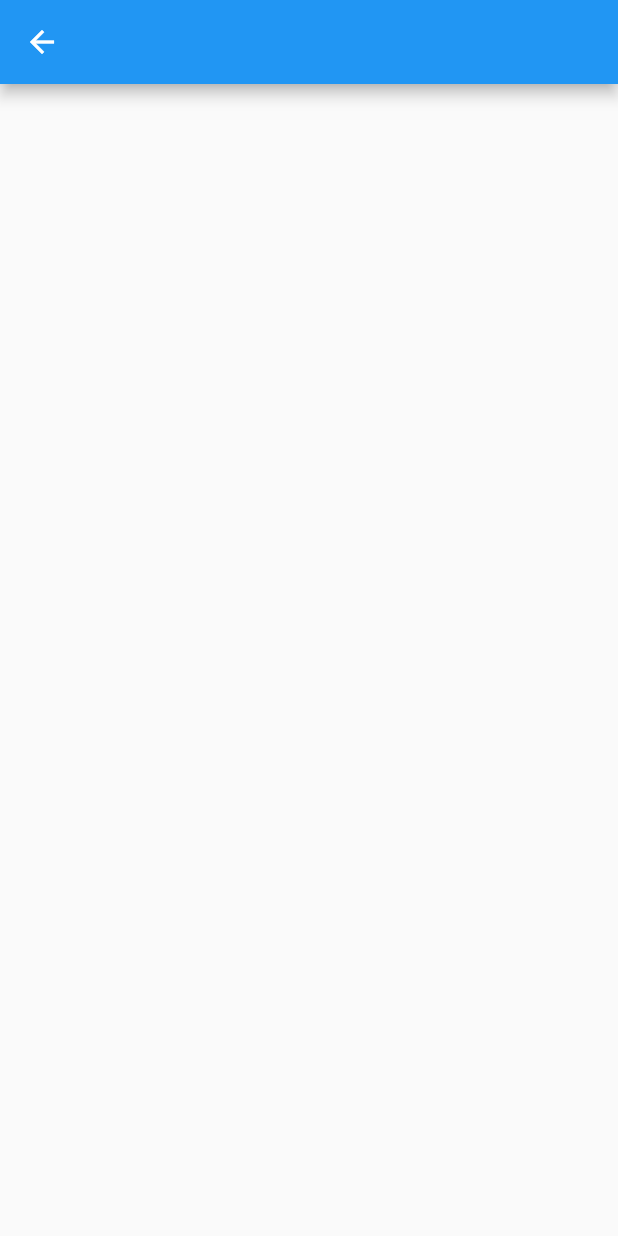
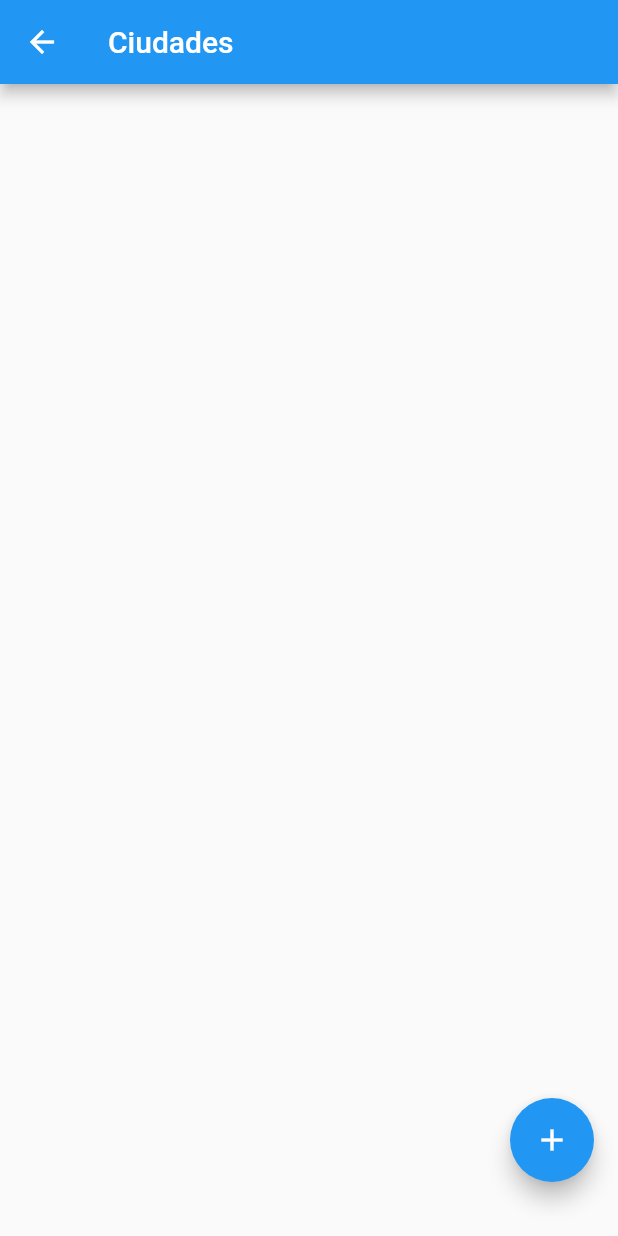
Before and after one commit to Angel-CO/flutter_clima, a Flutter app: the CitiesScreem screen opened directly, on a phone screen of 412 x 824 dp. Run offline on Flutter 3.47's test engine with Material 2 defaults, Android fonts, the phone set to English and light mode, and no system bars.

Commit message:
Actions actualizados

```diff
--- a/lib/screen/cities_screen.dart
+++ b/lib/screen/cities_screen.dart
@@ -4,7 +4,48 @@ class CitiesScreem extends  StatelessWidget{
   @override
   Widget build(BuildContext context){
     return Scaffold(
-      appBar: AppBar(),
+      appBar: AppBar(
+        title: Text('Ciudades'),
+      ),
+      floatingActionButton: Padding(
+            padding: const EdgeInsets.only(bottom: 20.0),
+            child: FloatingActionButton(
+              child: Icon(Icons.add),
+              backgroundColor: Colors.blue,
+              onPressed: () => {},
+            ),
+          ),
+      body: Center(
+            child: Padding(
+              padding: const EdgeInsets.all(25),
+              child: Column(
+                crossAxisAlignment: CrossAxisAlignment.stretch,
+                children: <Widget>[
+                  //Expanded(
+                    /*
+                    child: bloc.cities.isEmpty
+                        ? Center(
+                            child: Text('No tienes ciudades :('),
+                          )
+                        : ListView.builder(
+                            padding: const EdgeInsets.only(
+                              bottom: 20,
+                            ),
+                            itemCount: bloc.cities.length,
+                            itemBuilder: (context, index) {
+                              final city = bloc.cities[index];
+                              return CityItem(
+                                city: city,
+                                onTap: () => handleDeleteTap(city),
+                              );
+                            },
+                          ),
+                    */
+                  //),
+                ],
+              ),
+            ),
+          ),
     );
   }
 }
```
Also changed, not shown: 1 other file.
